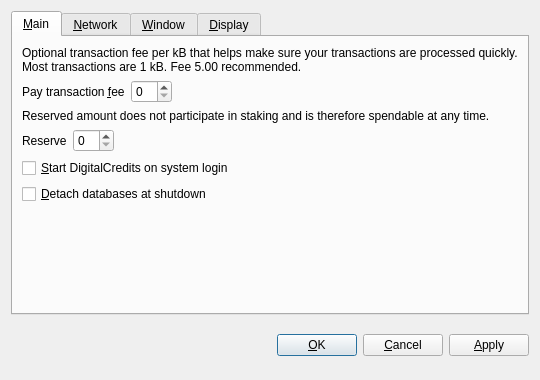
Qt form src/qt/forms/optionsdialog.ui (intristin/digitalcredits) before a commit.
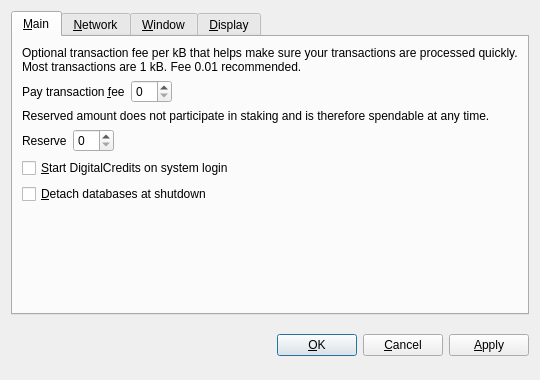
The same form after that commit. Custom widgets are drawn as their Qt base class.

```diff
--- a/src/qt/forms/optionsdialog.ui
+++ b/src/qt/forms/optionsdialog.ui
@@ -33,7 +33,7 @@
        <item>
         <widget class="QLabel" name="transactionFeeInfoLabel">
          <property name="text">
-          <string>Optional transaction fee per kB that helps make sure your transactions are processed quickly. Most transactions are 1 kB. Fee 5.00 recommended.</string>
+          <string>Optional transaction fee per kB that helps make sure your transactions are processed quickly. Most transactions are 1 kB. Fee 0.01 recommended.</string>
          </property>
          <property name="textFormat">
           <enum>Qt::PlainText</enum>
```
